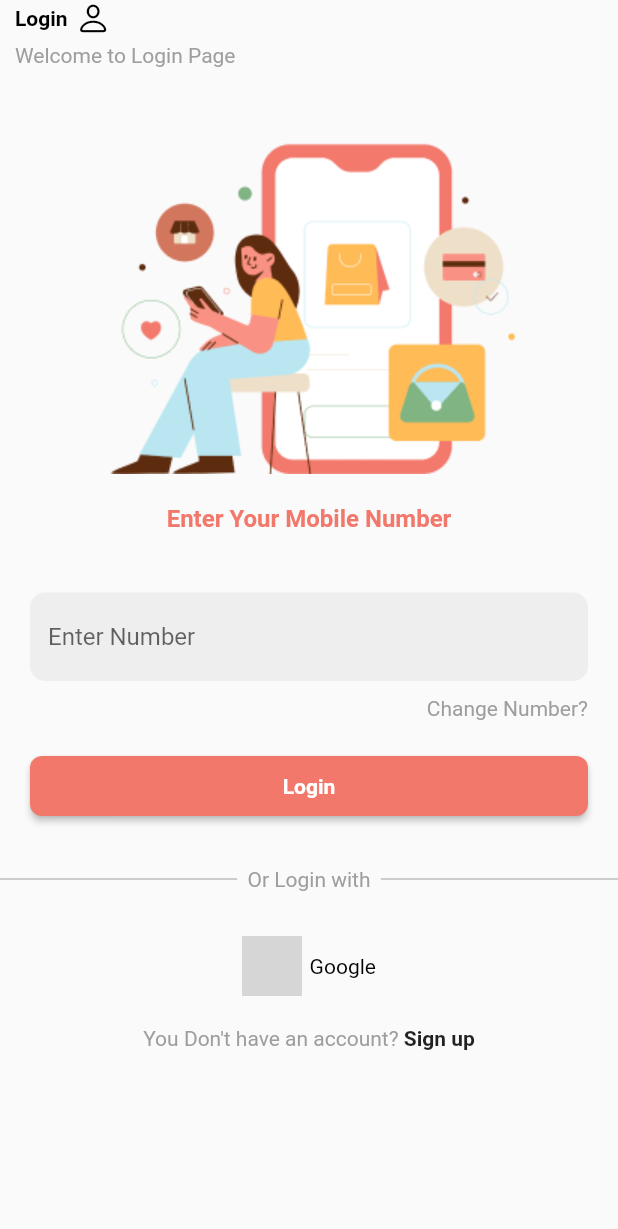
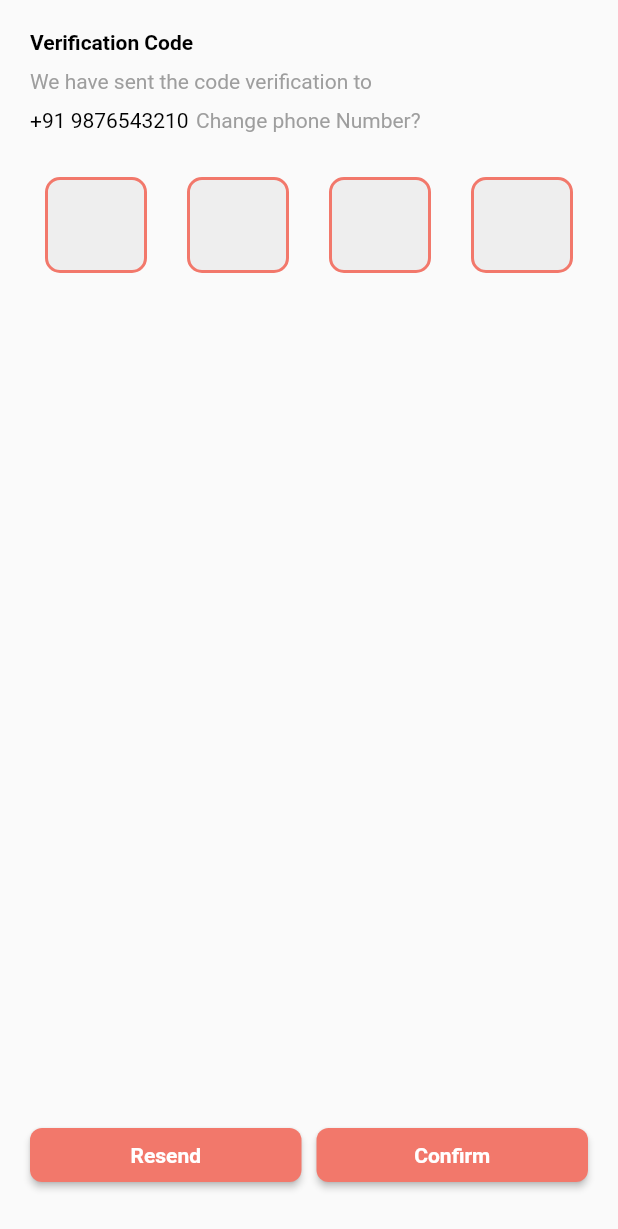
Before and after one commit to KhuzaimaNawab/bloc-login, a Flutter app: the LoginPhone screen opened directly, after a tap on "Login", on a phone screen of 412 x 824 dp. Shown: the top 1229 px of the screen. Run offline on Flutter 3.47's test engine with Material 2 defaults, Android fonts, the phone set to English and light mode, and no system bars; network calls fail; grey boxes are pictures that could not be loaded.

Commit message:
added otp verify screen

```diff
--- a/lib/view/screen/login_phone_screen.dart
+++ b/lib/view/screen/login_phone_screen.dart
@@ -1,4 +1,5 @@
 import 'package:bloc_login/view/screen/register_screen.dart';
+import 'package:bloc_login/view/screen/verify_otp_screen.dart';
 import 'package:flutter/cupertino.dart';
 import 'package:flutter/material.dart';
 
@@ -108,7 +109,11 @@ class LoginPhone extends StatelessWidget {
               Padding(
                 padding: const EdgeInsets.symmetric(horizontal: 20),
                 child: CustomButton(
-                    onpress: () {},
+                    onpress: () {
+                      Navigator.of(context).push(MaterialPageRoute(
+                        builder: (context) => const VerifyOTP(),
+                      ));
+                    },
                     btnName: 'Login',
                     btnColor: color,
                     height: 40,
--- /dev/null
+++ b/lib/view/screen/verify_otp_screen.dart
@@ -0,0 +1,106 @@
+import 'package:bloc_login/view/widgets/custom_button.dart';
+import 'package:flutter/material.dart';
+
+import '../widgets/build_OTP_box.dart';
+
+class VerifyOTP extends StatelessWidget {
+  const VerifyOTP({super.key});
+  final Color color = const Color.fromARGB(255, 242, 120, 107);
+
+  @override
+  Widget build(BuildContext context) {
+    final keyboardSize = MediaQuery.of(context).viewInsets.bottom;
+    return Scaffold(
+      body: SafeArea(
+        child: Padding(
+          padding: const EdgeInsets.symmetric(horizontal: 20),
+          child: Column(
+            mainAxisAlignment: MainAxisAlignment.start,
+            crossAxisAlignment: CrossAxisAlignment.start,
+            children: [
+              const SizedBox(
+                height: 20,
+              ),
+              const Text(
+                'Verification Code',
+                style:
+                    TextStyle(fontWeight: FontWeight.bold, color: Colors.black),
+              ),
+              const SizedBox(
+                height: 10,
+              ),
+              const Text(
+                'We have sent the code verification to',
+                style: TextStyle(color: Colors.grey),
+              ),
+              const SizedBox(
+                height: 10,
+              ),
+              Row(
+                children: const [
+                  Text(
+                    '+91 9876543210',
+                    style: TextStyle(color: Colors.black),
+                  ),
+                  SizedBox(
+                    width: 5,
+                  ),
+                  Text(
+                    'Change phone Number?',
+                    style: TextStyle(color: Colors.grey),
+                  ),
+                ],
+              ),
+              const SizedBox(
+                height: 30,
+              ),
+              Padding(
+                padding: const EdgeInsets.symmetric(horizontal: 10),
+                child: Form(
+                  child: Row(
+                    mainAxisAlignment: MainAxisAlignment.spaceBetween,
+                    children: [
+                      BuildOTPBox(color: color),
+                      BuildOTPBox(color: color),
+                      BuildOTPBox(color: color),
+                      BuildOTPBox(color: color),
+                    ],
+                  ),
+                ),
+              ),
+              const Spacer(),
+              Row(
+                children: [
+                  Expanded(
+                    child: CustomButton(
+                      height: 20,
+                      width: 100,
+                      onpress: () {},
+                      btnName: 'Resend',
+                      btnColor: color,
+                    ),
+                  ),
+                  const SizedBox(
+                    width: 10,
+                  ),
+                  Expanded(
+                    child: CustomButton(
+                      height: 20,
+                      width: 100,
+                      onpress: () {},
+                      btnName: 'Confirm',
+                      btnColor: color,
+                    ),
+                  ),
+                ],
+              ),
+              const SizedBox(
+                height: 30,
+              ),
+            ],
+          ),
+        ),
+      ),
+    );
+  }
+}
--- /dev/null
+++ b/lib/view/widgets/build_OTP_box.dart
@@ -0,0 +1,44 @@
+import 'package:flutter/material.dart';
+import 'package:flutter/services.dart';
+
+class BuildOTPBox extends StatelessWidget {
+  const BuildOTPBox({
+    super.key,
+    required this.color,
+  });
+
+  final Color color;
+
+  @override
+  Widget build(BuildContext context) {
+    return Container(
+      width: 68,
+      height: 64,
+      decoration: BoxDecoration(
+        border: Border.all(width: 2, color: color),
+        borderRadius: BorderRadius.circular(10),
+        color: Colors.grey[200],
+      ),
+      child: Center(
+        child: TextField(
+          onChanged: (val) {
+            if (val.length == 1) {
+              FocusScope.of(context).nextFocus();
+            }
+          },
+          textAlign: TextAlign.center,
+          keyboardType: TextInputType.number,
+          style: Theme.of(context).textTheme.titleLarge,
+          decoration: const InputDecoration(
+            border: InputBorder.none,
+            counterText: '',
+          ),
+          inputFormatters: [
+            LengthLimitingTextInputFormatter(1),
+            FilteringTextInputFormatter.digitsOnly,
+          ],
+        ),
+      ),
+    );
+  }
+}
--- a/lib/view/widgets/custom_button.dart
+++ b/lib/view/widgets/custom_button.dart
@@ -6,8 +6,8 @@ class CustomButton extends StatelessWidget {
     required this.onpress,
     required this.btnName,
     required this.btnColor,
-    required this.height,
-    required this.width,
+    this.height = 0,
+    this.width= 0,
   });
 
   final void Function()? onpress;
```
